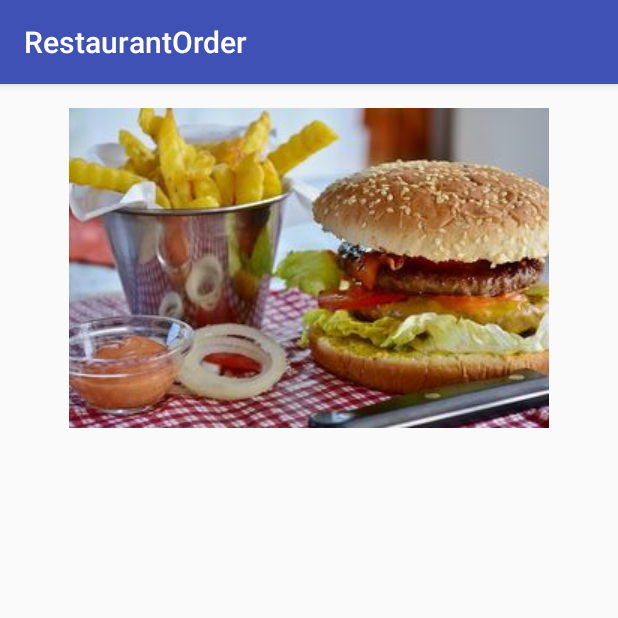
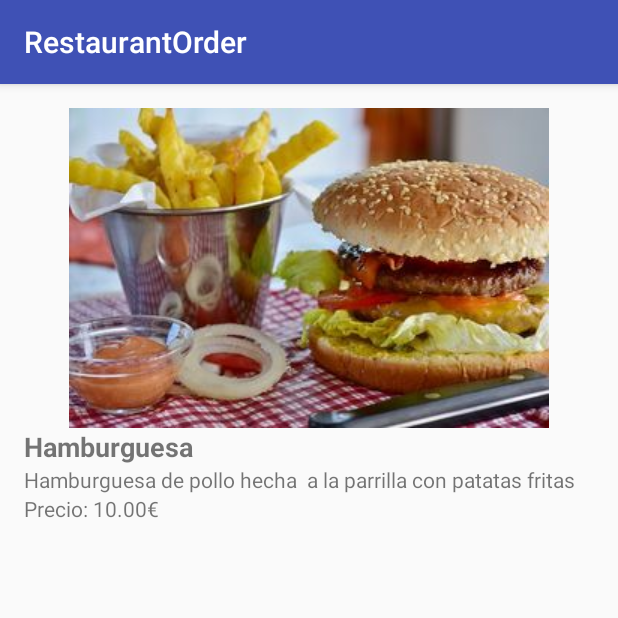
Before and after one commit to irmabf/RestaurantApp, an Android app: the screen it shows after launch (DishActivity), on a phone screen of 412 x 824 dp, the top half of it. Run offline under Robolectric (Android 15) with nearby library versions, the phone set to English and light mode, and no system bars.

Commit message:
Fix bugs and now everything works

```diff
--- a/app/src/main/AndroidManifest.xml
+++ b/app/src/main/AndroidManifest.xml
@@ -9,7 +9,7 @@
         android:roundIcon="@mipmap/ic_launcher_round"
         android:supportsRtl="true"
         android:theme="@style/AppTheme">
-        <activity android:name=".DishActivity">
+        <activity android:name=".activity.DishActivity">
             <intent-filter>
                 <action android:name="android.intent.action.MAIN" />
 
--- a/app/src/main/java/com/irmablanco/restaurantorder/DishActivity.kt
+++ /dev/null
@@ -1,11 +0,0 @@
-package com.irmablanco.restaurantorder
-
-import android.support.v7.app.AppCompatActivity
-import android.os.Bundle
-
-class DishActivity : AppCompatActivity() {
-    override fun onCreate(savedInstanceState: Bundle?) {
-        super.onCreate(savedInstanceState)
-        setContentView(R.layout.activity_dish)
-    }
-}
--- a/app/src/main/java/com/irmablanco/restaurantorder/activity/DishActivity.kt
+++ b/app/src/main/java/com/irmablanco/restaurantorder/activity/DishActivity.kt
@@ -1,4 +1,35 @@
 package com.irmablanco.restaurantorder.activity
 
-class DishActivity {
+import android.os.Bundle
+import android.os.PersistableBundle
+import android.support.v7.app.AppCompatActivity
+import com.irmablanco.restaurantorder.R
+import com.irmablanco.restaurantorder.model.Dish
+import kotlinx.android.synthetic.main.activity_dish.*
+
+class DishActivity: AppCompatActivity() {
+    val TAG = DishActivity::class.java.canonicalName
+
+    override fun onCreate(savedInstanceState: Bundle?) {
+        super.onCreate(savedInstanceState)
+        setContentView(R.layout.activity_dish)
+
+        val dish = Dish(
+                "Hamburguesa",
+                R.drawable.hamburguesa_patatas_1,
+                10f,
+                "Hamburguesa de pollo hecha  a la parrilla con patatas fritas")
+
+        setDish(dish)
+    }
+    /*Creo metodo setDish para pasar el plato que quiero crearme
+    y donde accedo directamente a las vistas de la interfaz*/
+
+    fun setDish(dish: Dish){
+        //Accedo por el id a las vistas del xml
+        dish_name.text = dish.name
+        dish_image.setImageResource(dish.image)
+        dish_description.text = dish.description
+        dish_price.text = getString(R.string.price_format, dish.price)
+    }
 }
--- a/app/src/main/res/values/strings.xml
+++ b/app/src/main/res/values/strings.xml
@@ -1,3 +1,4 @@
 <resources>
     <string name="app_name">RestaurantOrder</string>
+    <string name="price_format">Precio: %.2f€</string>
 </resources>
```
